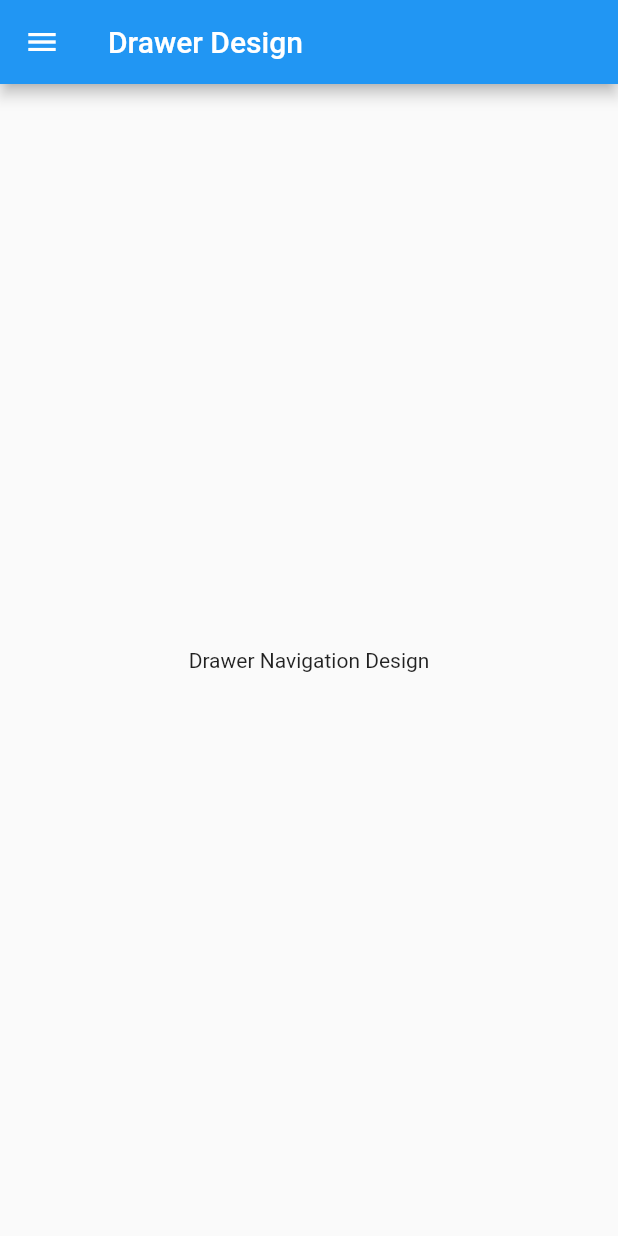
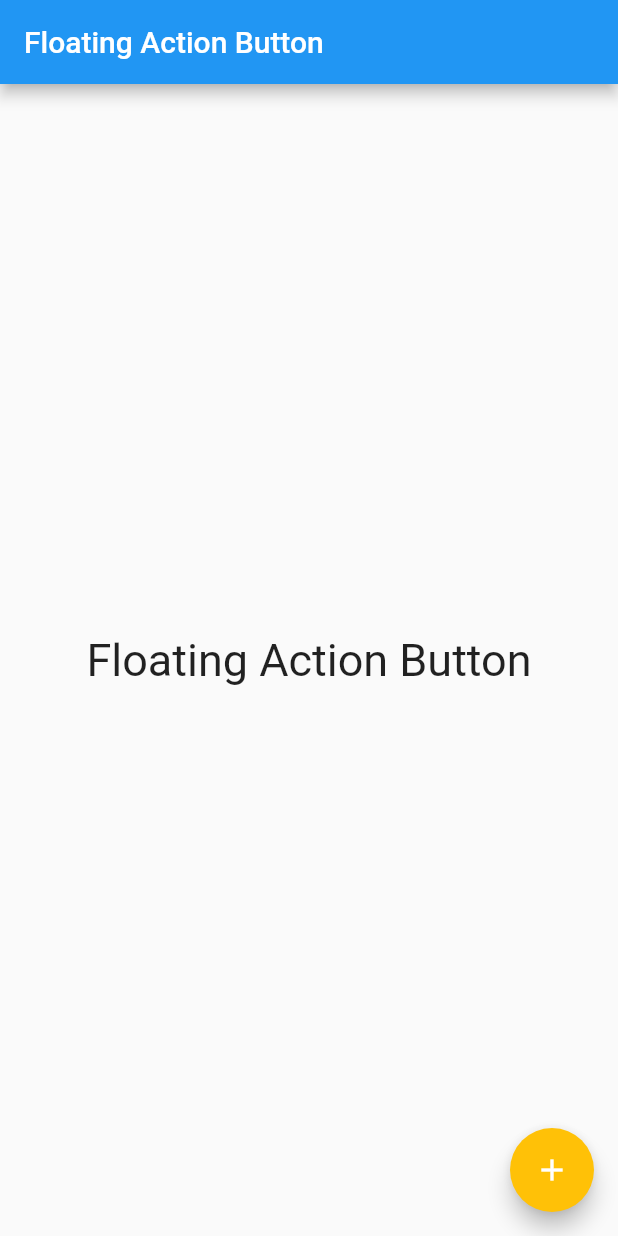
Before and after one commit to JunaidSAnsari/flutter_widgets, a Flutter app: the screen it shows after launch, on a phone screen of 412 x 824 dp. Run offline on Flutter 3.47's test engine with Material 2 defaults, Android fonts, the phone set to English and light mode, and no system bars.

Commit message:
Floating Action Button

```diff
--- a/lib/main.dart
+++ b/lib/main.dart
@@ -1,68 +1,30 @@
 import 'package:flutter/cupertino.dart';
 import 'package:flutter/material.dart';
-import 'package:shared_pref/AboutUs.dart';
-import 'package:shared_pref/PolicyPage.dart';
-import 'package:shared_pref/contactUs.dart';
 
 void main (){
-  runApp(MaterialApp(
-    home: DrawerDesign()
-  ));
+  runApp(FloatingactionButton());
 }
 
-class DrawerDesign extends StatelessWidget {
-  const DrawerDesign({Key? key}) : super(key: key);
+class FloatingactionButton extends StatelessWidget {
 
   @override
   Widget build(BuildContext context) {
-    return Scaffold(
-        appBar: AppBar(title: Text("Drawer Design"),),
-        drawer: Drawer(
-          child: ListView(
-            children: [
-              DrawerHeader(
-                  child: Text("Drawer Header"),
-                decoration: BoxDecoration(
-                  color: Colors.red
-                ),
-              ),
-              ListTile(
-                title: Text("Contact Us"),
-                onTap: (){
-                  Navigator.push(context, MaterialPageRoute(builder: (context){
-                    return contactUs();
-                  }
-                  )
-                  );
-                },
-              ),
-              ListTile(
-                title: Text("Policy"),
-                onTap: (){
-                  Navigator.push(context, MaterialPageRoute(builder: (context){
-                    return policyPage();
-                  })
-                  );
-                },
-              ),
-              ListTile(
-                title: Text("About Us"),
-                onTap: (){
-                  Navigator.push(context, MaterialPageRoute(builder: (context){
-                    return aboutUs();
-                  })
-                  );
-                },
-              ),
+    return MaterialApp(
+      home: Scaffold(
+        appBar: AppBar(title: Text("Floating Action Button"),
+        ),
+        body: Center(
+          child: Text("Floating Action Button", style: TextStyle(fontSize: 30),),
+        ),
+        floatingActionButton: FloatingActionButton(
+            onPressed: (){
+            },
+          child: Icon(Icons.add),
+          backgroundColor: Colors.amber,
+        ),
 
 
-            ],
-          ),
-        ),
-      body: Center(
-        child: Text("Drawer Navigation Design"),
       ),
-
     );
   }
 }
```
